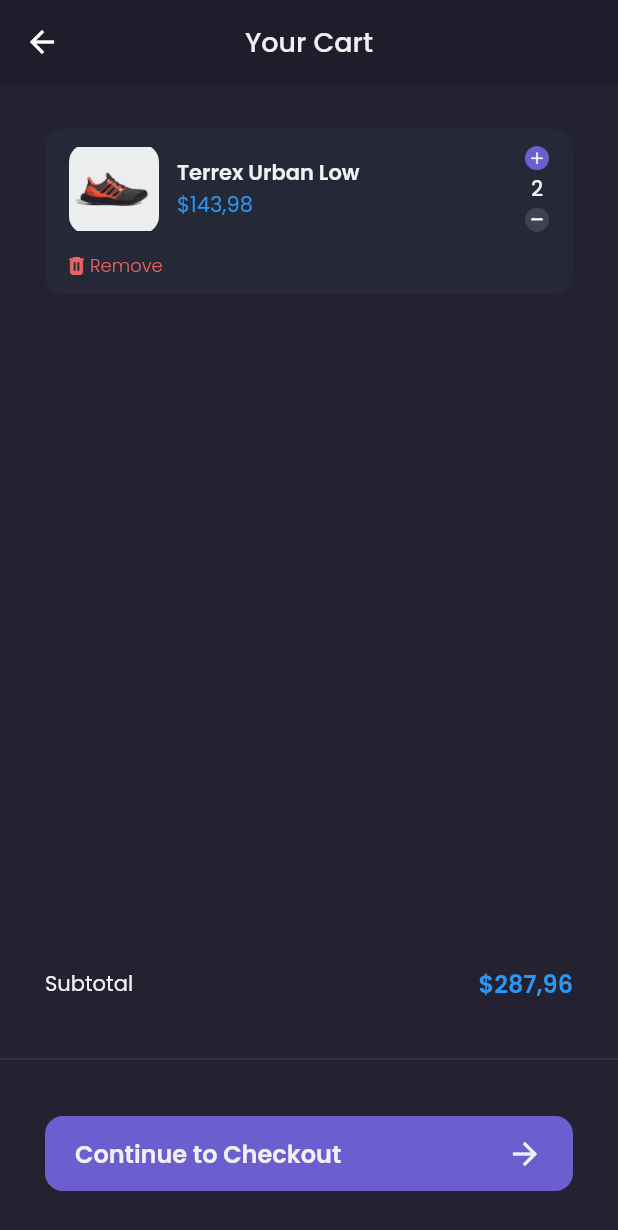
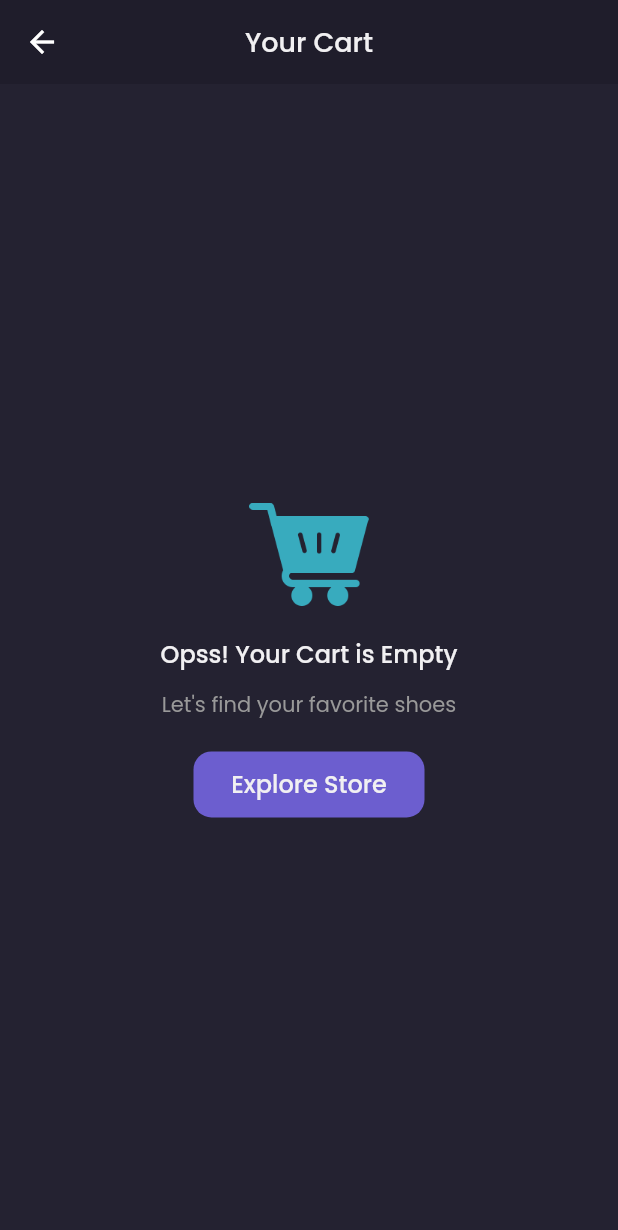
Before and after one commit to AlvinSanudharma/shamo_app, a Flutter app: the CartPage screen opened by its route, on a phone screen of 412 x 824 dp. Shown: the top 1230 px of the screen. Run offline on Flutter 3.47's test engine with Material 2 defaults, Android fonts, the phone set to English and light mode, and no system bars; our stand-ins replace google_fonts; accounts and stored records are empty.

Commit message:
Menampilkan Cart Secara Dinamis Pada Cart Page

```diff
--- a/lib/main.dart
+++ b/lib/main.dart
@@ -6,12 +6,13 @@ import 'package:shamo_app/pages/checkout_success.dart';
 import 'package:shamo_app/pages/detail_chat_page.dart';
 import 'package:shamo_app/pages/edit_profile.page.dart';
 import 'package:shamo_app/pages/home/main_page.dart';
-import 'package:shamo_app/pages/product_page.dart';
 import 'package:shamo_app/pages/sign_in_page.dart';
 import 'package:shamo_app/pages/sign_up_page.dart';
 import 'package:shamo_app/pages/splash_page.dart';
 import 'package:shamo_app/providers/auth_provider.dart';
+import 'package:shamo_app/providers/cart_provider.dart';
 import 'package:shamo_app/providers/product_provider.dart';
+import 'package:shamo_app/providers/wishlist_provider.dart';
 
 void main() => runApp(const MyApp());
 
@@ -24,6 +25,8 @@ class MyApp extends StatelessWidget {
       providers: [
         ChangeNotifierProvider(create: (context) => AuthProvider()),
         ChangeNotifierProvider(create: (context) => ProductProvider()),
+        ChangeNotifierProvider(create: (context) => WishlistProvider()),
+        ChangeNotifierProvider(create: (context) => CartProvider()),
       ],
       child: MaterialApp(debugShowCheckedModeBanner: false, routes: {
         '/': (context) => const SplashPage(),
--- /dev/null
+++ b/lib/models/cart_model.dart
@@ -0,0 +1,26 @@
+import 'package:shamo_app/models/product_model.dart';
+
+class CartModel {
+  int id;
+  ProductModel product;
+  int quantity;
+
+  CartModel({
+    required this.id,
+    required this.product,
+    required this.quantity,
+  });
+
+  factory CartModel.fromJson(Map<String, dynamic> json) => CartModel(
+      id: json['id'],
+      product: ProductModel.fromJson(json['product']),
+      quantity: json['quantity']);
+
+  Map<String, dynamic> toJson() {
+    return {'id': id, 'product': product.toJson(), 'quantity': quantity};
+  }
+
+  double getTotalPrice() {
+    return product.price * quantity;
+  }
+}
--- a/lib/pages/cart_page.dart
+++ b/lib/pages/cart_page.dart
@@ -1,4 +1,6 @@
 import 'package:flutter/material.dart';
+import 'package:provider/provider.dart';
+import 'package:shamo_app/providers/cart_provider.dart';
 import 'package:shamo_app/theme.dart';
 import 'package:shamo_app/widgets/cart_card.dart';
 
@@ -7,6 +9,8 @@ class CartPage extends StatelessWidget {
 
   @override
   Widget build(BuildContext context) {
+    CartProvider cartProvider = Provider.of<CartProvider>(context);
+
     PreferredSizeWidget header() {
       return AppBar(
         backgroundColor: backgroundColor1,
@@ -70,12 +74,16 @@ class CartPage extends StatelessWidget {
     Widget content() {
       return ListView(
         padding: EdgeInsets.symmetric(horizontal: defaultMargin),
-        children: const [CartCard()],
+        children: cartProvider.carts.map((cart) {
+          return CartCard(
+            cart: cart,
+          );
+        }).toList(),
       );
     }
 
     Widget customBottomNav() {
-      return Container(
+      return SizedBox(
         width: double.infinity,
         height: 180,
         child: Column(
@@ -90,7 +98,7 @@ class CartPage extends StatelessWidget {
                     style: primaryTextStyle,
                   ),
                   Text(
-                    '\$287,96',
+                    '\$${cartProvider.totalPrice().toStringAsFixed(2)}',
                     style: priceTextStyle.copyWith(
                         fontSize: 16, fontWeight: semiBold),
                   )
@@ -145,8 +153,9 @@ class CartPage extends StatelessWidget {
     return Scaffold(
       backgroundColor: backgroundColor3,
       appBar: header(),
-      body: content(),
-      bottomNavigationBar: customBottomNav(),
+      body: cartProvider.carts.isEmpty ? emptyCart() : content(),
+      bottomNavigationBar:
+          cartProvider.carts.isEmpty ? const SizedBox() : customBottomNav(),
     );
   }
 }
--- a/lib/pages/sign_in_page.dart
+++ b/lib/pages/sign_in_page.dart
@@ -16,6 +16,8 @@ class SignInPage extends StatelessWidget {
     bool isLoading = authProvider.isLoadingLogin;
 
     handleSignIn(context) async {
+      authProvider.isLoadingLogin = true;
+
       if (await authProvider.login(
           email: emailController.text, password: passwordController.text)) {
         Navigator.pushNamed(context, '/home');
@@ -27,6 +29,8 @@ class SignInPage extends StatelessWidget {
               textAlign: TextAlign.center,
             )));
       }
+
+      authProvider.isLoadingLogin = false;
     }
 
     Widget header() {
--- a/lib/pages/sign_up_page.dart
+++ b/lib/pages/sign_up_page.dart
@@ -17,9 +17,11 @@ class SignUpPage extends StatelessWidget {
   @override
   Widget build(BuildContext context) {
     AuthProvider authProvider = Provider.of<AuthProvider>(context);
-    bool isLoading = authProvider.isLoading;
+    bool isLoading = authProvider.isLoadingRegister;
 
     handleSignUp() async {
+      authProvider.isLoadingRegister = true;
+
       if (await authProvider.register(
           name: nameController.text,
           username: usernameController.text,
@@ -34,6 +36,8 @@ class SignUpPage extends StatelessWidget {
               textAlign: TextAlign.center,
             )));
       }
+
+      authProvider.isLoadingRegister = false;
     }
 
     Widget header() {
--- a/lib/providers/auth_provider.dart
+++ b/lib/providers/auth_provider.dart
@@ -13,12 +13,12 @@ class AuthProvider with ChangeNotifier {
     notifyListeners();
   }
 
-  bool _isLoading = false;
+  bool _isLoadingRegister = false;
 
-  bool get isLoading => _isLoading;
+  bool get isLoadingRegister => _isLoadingRegister;
 
-  set isLoading(bool isLoading) {
-    _isLoading = isLoading;
+  set isLoadingRegister(bool isLoading) {
+    _isLoadingRegister = isLoading;
 
     notifyListeners();
   }
@@ -39,8 +39,6 @@ class AuthProvider with ChangeNotifier {
       required String email,
       required String password}) async {
     try {
-      isLoading = true;
-
       UserModel user = await AuthService().register(
           name: name, username: username, email: email, password: password);
 
@@ -49,15 +47,11 @@ class AuthProvider with ChangeNotifier {
       return true;
     } catch (e) {
       return false;
-    } finally {
-      isLoading = false;
     }
   }
 
   Future<bool> login({required String email, required String password}) async {
     try {
-      isLoadingLogin = true;
-
       UserModel user =
           await AuthService().login(email: email, password: password);
 
@@ -66,8 +60,6 @@ class AuthProvider with ChangeNotifier {
       return true;
     } catch (e) {
       return false;
-    } finally {
-      isLoadingLogin = false;
     }
   }
 }
--- a/lib/widgets/cart_card.dart
+++ b/lib/widgets/cart_card.dart
@@ -1,11 +1,18 @@
 import 'package:flutter/material.dart';
+import 'package:provider/provider.dart';
+import 'package:shamo_app/models/cart_model.dart';
+import 'package:shamo_app/providers/cart_provider.dart';
 import 'package:shamo_app/theme.dart';
 
 class CartCard extends StatelessWidget {
-  const CartCard({super.key});
+  const CartCard({super.key, this.cart});
+
+  final CartModel? cart;
 
   @override
   Widget build(BuildContext context) {
+    CartProvider cartProvider = Provider.of<CartProvider>(context);
+
     return Container(
       margin: EdgeInsets.only(top: defaultMargin),
       padding: EdgeInsets.symmetric(horizontal: 16, vertical: 10),
@@ -20,9 +27,9 @@ class CartCard extends StatelessWidget {
                 height: 60,
                 decoration: BoxDecoration(
                     borderRadius: BorderRadius.circular(12),
-                    image: const DecorationImage(
-                        image: AssetImage(
-                      'assets/image_shoes.png',
+                    image: DecorationImage(
+                        image: NetworkImage(
+                      'http://10.0.2.2:8000${cart?.product.galleries[0].url}',
                     ))),
               ),
               const SizedBox(
@@ -33,34 +40,44 @@ class CartCard extends StatelessWidget {
                 crossAxisAlignment: CrossAxisAlignment.start,
                 children: [
                   Text(
-                    'Terrex Urban Low',
+                    cart?.product.name ?? '',
                     style: primaryTextStyle.copyWith(fontWeight: semiBold),
                   ),
                   Text(
-                    '\$143,98',
+                    '\$${cart?.product.price}',
                     style: priceTextStyle,
                   )
                 ],
               )),
               Column(
                 children: [
-                  Image.asset(
+                  GestureDetector(
+                    onTap: () {
+                      cartProvider.addQuantity(cart!.id);
+                    },
+                    child: Image.asset(
                       'assets/button_add.png',
                       width: 16,
+                    ),
                   ),
                   const SizedBox(
                     height: 2,
                   ),
                   Text(
-                    '2',
+                    cart?.quantity.toString() ?? '',
                     style: primaryTextStyle.copyWith(fontWeight: medium),
                   ),
                   const SizedBox(
                     height: 2,
                   ),
-                  Image.asset(
+                  GestureDetector(
+                    onTap: () {
+                      cartProvider.reduceQuantity(cart!.id);
+                    },
+                    child: Image.asset(
                       'assets/button_min.png',
                       width: 16,
+                    ),
                   ),
                 ],
               )
@@ -69,7 +86,11 @@ class CartCard extends StatelessWidget {
           const SizedBox(
             height: 12,
           ),
-          Row(
+          GestureDetector(
+            onTap: () {
+              cartProvider.removeCart(cart!.id);
+            },
+            child: Row(
               children: [
                 Image.asset(
                   'assets/icon_remove.png',
@@ -81,9 +102,11 @@ class CartCard extends StatelessWidget {
                 ),
                 Text(
                   'Remove',
-                style: alertTextStyle.copyWith(fontSize: 12, fontWeight: light),
+                  style:
+                      alertTextStyle.copyWith(fontSize: 12, fontWeight: light),
                 )
               ],
+            ),
           )
         ],
       ),
--- a/lib/widgets/checkout_card.dart
+++ b/lib/widgets/checkout_card.dart
@@ -1,8 +1,11 @@
 import 'package:flutter/material.dart';
+import 'package:shamo_app/models/cart_model.dart';
 import 'package:shamo_app/theme.dart';
 
 class CheckoutCard extends StatelessWidget {
-  const CheckoutCard({super.key});
+  const CheckoutCard({super.key, this.cart});
+
+  final CartModel? cart;
 
   @override
   Widget build(BuildContext context) {
@@ -18,8 +21,9 @@ class CheckoutCard extends StatelessWidget {
             height: 60,
             decoration: BoxDecoration(
                 borderRadius: BorderRadius.circular(12),
-                image: const DecorationImage(
-                    image: AssetImage('assets/image_shoes.png'))),
+                image: DecorationImage(
+                    image: NetworkImage(
+                        'http://10.0.2.2:8000${cart?.product.galleries[0].url}'))),
           ),
           const SizedBox(
             width: 12,
@@ -29,7 +33,7 @@ class CheckoutCard extends StatelessWidget {
               crossAxisAlignment: CrossAxisAlignment.start,
               children: [
                 Text(
-                  'Terrex Urban Low',
+                  cart?.product.name ?? '',
                   style: primaryTextStyle.copyWith(fontWeight: semiBold),
                   overflow: TextOverflow.ellipsis,
                 ),
@@ -37,7 +41,7 @@ class CheckoutCard extends StatelessWidget {
                   height: 2,
                 ),
                 Text(
-                  '\$143,98',
+                  '\$${cart?.product.price ?? '0'}',
                   style: priceTextStyle,
                 )
               ],
@@ -47,7 +51,7 @@ class CheckoutCard extends StatelessWidget {
             width: 12,
           ),
           Text(
-            '2 Items',
+            '${cart?.quantity ?? '0'} Items',
             style: secondaryTextStyle.copyWith(fontSize: 12),
           )
         ],
```
Also changed, not shown: lib/pages/checkout_page.dart (+14 -4 lines), lib/pages/home/wishlist_page.dart (+10 -7 lines), lib/pages/product_page.dart (+11 -6 lines), lib/providers/cart_provider.dart (added, +78 -0 lines), lib/providers/product_provider.dart (+3 -9 lines), lib/providers/wishlist_provider.dart (added, +32 -0 lines), lib/widgets/wishlist_card.dart (+20 -8 lines). Lines whose indentation alone changed are shown as unchanged.
